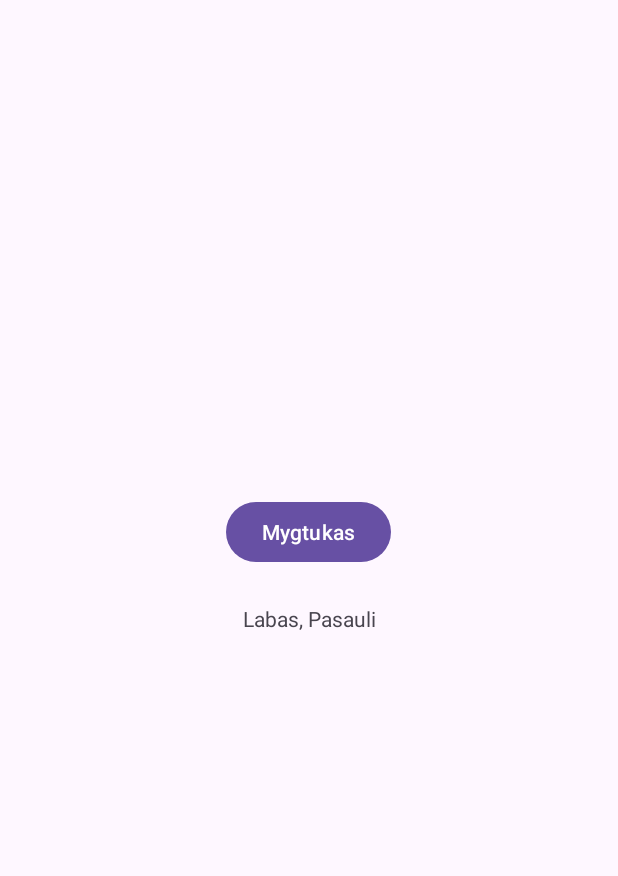
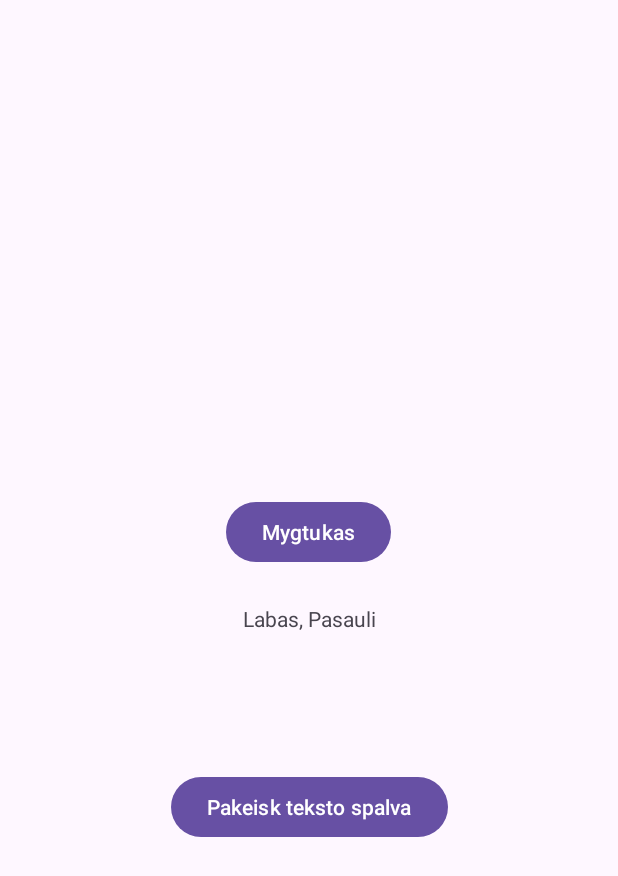
Before and after one commit to GedasLTU/1darbas_new, an Android app: the screen it shows after launch (MainActivity), on a phone screen of 412 x 824 dp. Shown: the top 876 px of the screen. Run offline under Robolectric (Android 15) with nearby library versions, the phone set to English and light mode, and no system bars.

Commit message:
Mygtukas keicia teksta, kitas - spalva

```diff
--- a/app/src/main/java/com/example/a1darbas/MainActivity.java
+++ b/app/src/main/java/com/example/a1darbas/MainActivity.java
@@ -3,12 +3,27 @@ package com.example.a1darbas;
 import androidx.appcompat.app.AppCompatActivity;
 
 import android.os.Bundle;
+import android.view.View;
+import android.widget.TextView;
+import android.graphics.Color;
 
 public class MainActivity extends AppCompatActivity {
+
+    private TextView textView;
 
     @Override
     protected void onCreate(Bundle savedInstanceState) {
         super.onCreate(savedInstanceState);
         setContentView(R.layout.activity_main);
+
+        this.textView = findViewById(R. id. textView);
+    }
+
+    public void spustelejus(View view) {
+        this.textView.setText("labas");
+    }
+
+    public void nuspalvoti(View view) {
+        this.textView.setTextColor(Color.parseColor("#FF0000"));
     }
 }
--- a/app/src/main/res/layout/activity_main.xml
+++ b/app/src/main/res/layout/activity_main.xml
@@ -12,6 +12,7 @@
         android:layout_height="wrap_content"
         android:layout_marginBottom="24dp"
         android:text="Mygtukas"
+        android:onClick="spustelejus"
         app:layout_constraintBottom_toTopOf="@+id/textView"
         app:layout_constraintEnd_toEndOf="parent"
         app:layout_constraintHorizontal_bias="0.498"
@@ -26,4 +27,15 @@
         app:layout_constraintEnd_toEndOf="parent"
         app:layout_constraintStart_toStartOf="parent"
         app:layout_constraintTop_toTopOf="parent" />
+
+    <Button
+        android:id="@+id/button3"
+        android:layout_width="wrap_content"
+        android:layout_height="wrap_content"
+        android:layout_marginTop="92dp"
+        android:text="Pakeisk teksto spalva"
+        android:onClick="nuspalvoti"
+        app:layout_constraintEnd_toEndOf="parent"
+        app:layout_constraintStart_toStartOf="parent"
+        app:layout_constraintTop_toBottomOf="@+id/textView" />
 </androidx.constraintlayout.widget.ConstraintLayout>
```
